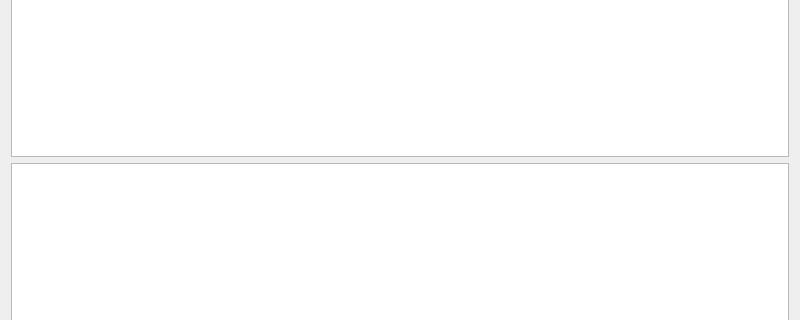
The window that mainwindow.ui (develer-staff/cutecom-ng) describes before a commit, drawn with Qt 5; both pictures show x 0 to 800 and y 133 to 453 of the 800 by 600 pixel window.
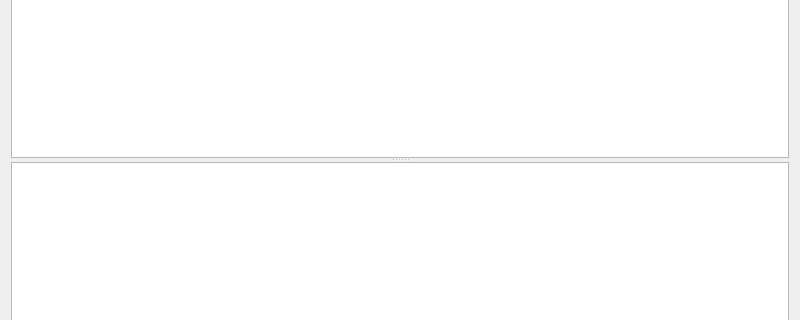
The same window after the commit. Icons and pictures are not drawn. Custom widgets are drawn as their Qt base class.

Patch:
```diff
--- a/mainwindow.ui
+++ b/mainwindow.ui
@@ -81,6 +81,10 @@
      </layout>
     </item>
     <item>
+     <widget class="QSplitter" name="splitter">
+      <property name="orientation">
+       <enum>Qt::Vertical</enum>
+      </property>
      <widget class="QPlainTextEdit" name="mainOutput">
       <property name="font">
        <font>
@@ -92,8 +96,6 @@
        <bool>true</bool>
       </property>
      </widget>
-    </item>
-    <item>
      <widget class="QPlainTextEdit" name="bottomOutput">
       <property name="font">
        <font>
@@ -113,6 +115,7 @@
       <property name="readOnly">
        <bool>true</bool>
       </property>
+      </widget>
      </widget>
     </item>
     <item>
```
Left out of the diff: 5 changed lines with no effect on the pictures. Lines whose indentation alone changed are shown as unchanged.
